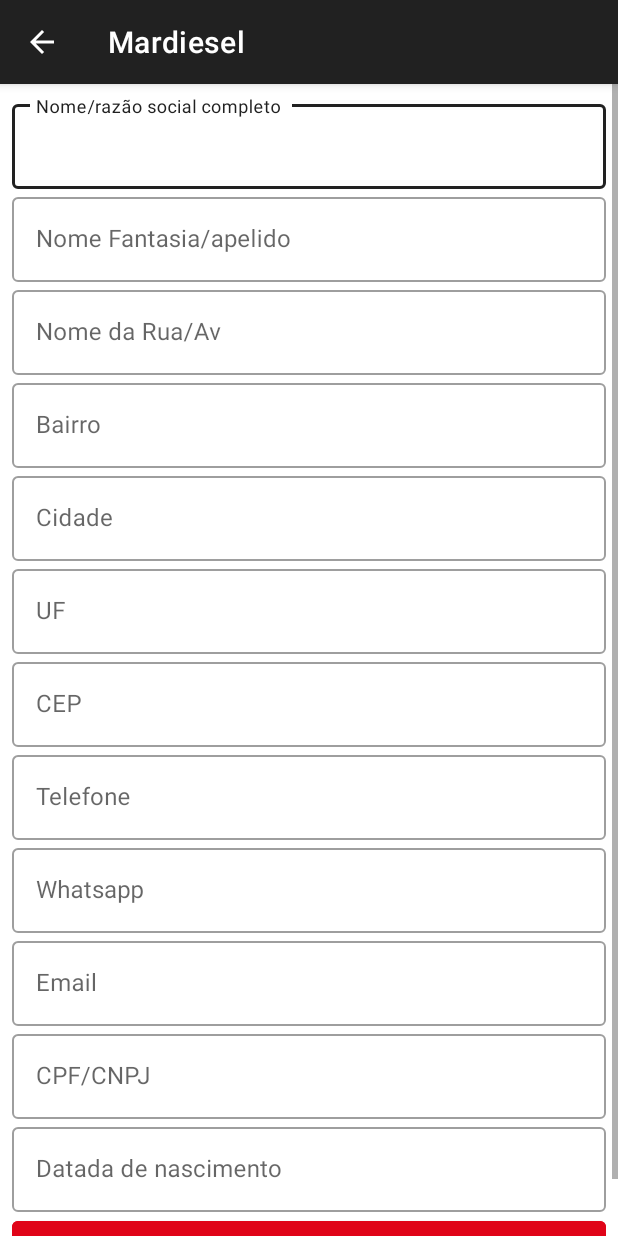
After one commit to gustavodias24/MariosCar, an Android app: the EditarClienteActivity screen opened directly, with no data from a screen before it, on a phone screen of 412 x 824 dp. The commit adds this screen. Run offline under Robolectric (Android 15) with nearby library versions, the phone set to English and light mode, and no system bars; our stand-ins replace Firebase (no records; nobody signed in at launch, a user with empty details on screens opened directly); 1 statement that could not run was skipped.

Commit message:
Editar e excluir cliente

```diff
--- /dev/null
+++ b/app/src/main/java/benicio/soluces/marioscar/EditarClienteActivity.java
@@ -0,0 +1,94 @@
+package benicio.soluces.marioscar;
+
+import androidx.annotation.NonNull;
+import androidx.appcompat.app.AppCompatActivity;
+import androidx.appcompat.app.AppCompatDelegate;
+
+import android.os.Bundle;
+import android.view.MenuItem;
+import android.widget.Toast;
+
+import com.google.android.gms.tasks.OnCompleteListener;
+import com.google.android.gms.tasks.Task;
+import com.google.firebase.database.DatabaseReference;
+import com.google.firebase.database.FirebaseDatabase;
+
+import benicio.soluces.marioscar.databinding.ActivityEditarClienteBinding;
+import benicio.soluces.marioscar.model.UsuarioModel;
+import benicio.soluces.marioscar.utils.DatabaseUtils;
+
+public class EditarClienteActivity extends AppCompatActivity {
+
+    private ActivityEditarClienteBinding mainBinding;
+    private DatabaseReference refClientes = FirebaseDatabase.getInstance().getReference().getRef().child(DatabaseUtils.CLIENTES_DB);
+    private Bundle b;
+
+    private UsuarioModel usuarioModel;
+    @Override
+    protected void onCreate(Bundle savedInstanceState) {
+        super.onCreate(savedInstanceState);
+        mainBinding = ActivityEditarClienteBinding.inflate(getLayoutInflater());
+        setContentView(mainBinding.getRoot());
+        AppCompatDelegate.setDefaultNightMode(AppCompatDelegate.MODE_NIGHT_NO);
+        getSupportActionBar().setDisplayShowHomeEnabled(true);
+        getSupportActionBar().setDisplayHomeAsUpEnabled(true);
+
+        b = getIntent().getExtras();
+
+
+        refClientes.child(b.getString("id", "")).get().addOnCompleteListener( taks -> {
+            if ( taks.isSuccessful() ){
+                usuarioModel = taks.getResult().getValue(UsuarioModel.class);
+
+                getSupportActionBar().setTitle("Editar "+ usuarioModel.getNome());
+
+                mainBinding.nomeField.getEditText().setText(usuarioModel.getNome());
+                mainBinding.nomeFantasiaField.getEditText().setText(usuarioModel.getNome2());
+                mainBinding.ruaField.getEditText().setText(usuarioModel.getRua());
+                mainBinding.bairroField.getEditText().setText(usuarioModel.getBairro());
+                mainBinding.cidadeField.getEditText().setText(usuarioModel.getCidade());
+                mainBinding.ufField.getEditText().setText(usuarioModel.getUf());
+                mainBinding.cepField.getEditText().setText(usuarioModel.getCep());
+                mainBinding.telefoneField.getEditText().setText(usuarioModel.getTelefone());
+                mainBinding.whatsappField.getEditText().setText(usuarioModel.getWhatsapp());
+                mainBinding.emailField.getEditText().setText(usuarioModel.getEmail());
+                mainBinding.documentoField.getEditText().setText(usuarioModel.getDocumento());
+                mainBinding.dataNascimentoField.getEditText().setText(usuarioModel.getData());
+
+            }else{
+                Toast.makeText(this, "Erro de conexão!", Toast.LENGTH_SHORT).show();
+            }
+        });
+
+        mainBinding.editar.setOnClickListener( view -> {
+
+            usuarioModel.setNome(mainBinding.nomeField.getEditText().getText().toString());
+            usuarioModel.setNome2(mainBinding.nomeFantasiaField.getEditText().getText().toString());
+            usuarioModel.setRua(mainBinding.ruaField.getEditText().getText().toString());
+            usuarioModel.setBairro(mainBinding.bairroField.getEditText().getText().toString());
+            usuarioModel.setCidade(mainBinding.cidadeField.getEditText().getText().toString());
+            usuarioModel.setUf(mainBinding.ufField.getEditText().getText().toString());
+            usuarioModel.setCep(mainBinding.cepField.getEditText().getText().toString());
+            usuarioModel.setTelefone(mainBinding.telefoneField.getEditText().getText().toString());
+            usuarioModel.setWhatsapp(mainBinding.whatsappField.getEditText().getText().toString());
+            usuarioModel.setEmail(mainBinding.emailField.getEditText().getText().toString());
+            usuarioModel.setDocumento(mainBinding.documentoField.getEditText().getText().toString());
+            usuarioModel.setData(mainBinding.dataNascimentoField.getEditText().getText().toString());
+
+            refClientes.child(b.getString("id", "")).setValue(usuarioModel).addOnCompleteListener(task -> {
+                if ( task.isSuccessful()){
+                    Toast.makeText(this, "Editado com sucesso!", Toast.LENGTH_SHORT).show();
+                    finish();
+                }
+            });
+        });
+
+
+    }
+
+    @Override
+    public boolean onOptionsItemSelected(@NonNull MenuItem item) {
+        if ( item.getItemId() == android.R.id.home){finish();}
+        return super.onOptionsItemSelected(item);
+    }
+}
--- /dev/null
+++ b/app/src/main/res/layout/activity_editar_cliente.xml
@@ -0,0 +1,184 @@
+<?xml version="1.0" encoding="utf-8"?>
+<ScrollView
+    xmlns:android="http://schemas.android.com/apk/res/android"
+    xmlns:app="http://schemas.android.com/apk/res-auto"
+    xmlns:tools="http://schemas.android.com/tools"
+    android:layout_height="match_parent"
+    android:layout_width="match_parent"
+    android:fillViewport="true"
+    >
+
+    <LinearLayout
+        android:layout_width="match_parent"
+        android:layout_height="wrap_content"
+        android:orientation="vertical"
+        android:padding="8dp"
+        tools:context=".EditarClienteActivity">
+
+
+
+        <com.google.android.material.textfield.TextInputLayout
+            android:id="@+id/nome_field"
+            style="@style/Widget.MaterialComponents.TextInputLayout.OutlinedBox"
+            android:layout_width="match_parent"
+            android:layout_height="wrap_content"
+            android:hint="Nome/razão social completo ">
+
+            <com.google.android.material.textfield.TextInputEditText
+                android:layout_width="match_parent"
+                android:layout_height="wrap_content" />
+
+        </com.google.android.material.textfield.TextInputLayout>
+
+        <com.google.android.material.textfield.TextInputLayout
+            android:id="@+id/nome_fantasia_field"
+            style="@style/Widget.MaterialComponents.TextInputLayout.OutlinedBox"
+            android:layout_width="match_parent"
+            android:layout_height="wrap_content"
+            android:hint="Nome Fantasia/apelido">
+
+            <com.google.android.material.textfield.TextInputEditText
+                android:layout_width="match_parent"
+                android:layout_height="wrap_content" />
+
+        </com.google.android.material.textfield.TextInputLayout>
+        <com.google.android.material.textfield.TextInputLayout
+            android:id="@+id/rua_field"
+            style="@style/Widget.MaterialComponents.TextInputLayout.OutlinedBox"
+            android:layout_width="match_parent"
+            android:layout_height="wrap_content"
+            android:hint="Nome da Rua/Av">
+
+            <com.google.android.material.textfield.TextInputEditText
+                android:layout_width="match_parent"
+                android:layout_height="wrap_content" />
+
+        </com.google.android.material.textfield.TextInputLayout>
+        <com.google.android.material.textfield.TextInputLayout
+            android:id="@+id/bairro_field"
+            style="@style/Widget.MaterialComponents.TextInputLayout.OutlinedBox"
+            android:layout_width="match_parent"
+            android:layout_height="wrap_content"
+            android:hint="Bairro">
+
+            <com.google.android.material.textfield.TextInputEditText
+                android:layout_width="match_parent"
+                android:layout_height="wrap_content" />
+
+        </com.google.android.material.textfield.TextInputLayout>
+        <com.google.android.material.textfield.TextInputLayout
+            android:id="@+id/cidade_field"
+            style="@style/Widget.MaterialComponents.TextInputLayout.OutlinedBox"
+            android:layout_width="match_parent"
+            android:layout_height="wrap_content"
+            android:hint="Cidade">
+
+            <com.google.android.material.textfield.TextInputEditText
+                android:layout_width="match_parent"
+                android:layout_height="wrap_content" />
+
+        </com.google.android.material.textfield.TextInputLayout>
+        <com.google.android.material.textfield.TextInputLayout
+            android:id="@+id/uf_field"
+            style="@style/Widget.MaterialComponents.TextInputLayout.OutlinedBox"
+            android:layout_width="match_parent"
+            android:layout_height="wrap_content"
+            android:hint="UF">
+
+            <com.google.android.material.textfield.TextInputEditText
+                android:layout_width="match_parent"
+                android:layout_height="wrap_content" />
+
+        </com.google.android.material.textfield.TextInputLayout>
+        <com.google.android.material.textfield.TextInputLayout
+            android:id="@+id/cep_field"
+            style="@style/Widget.MaterialComponents.TextInputLayout.OutlinedBox"
+            android:layout_width="match_parent"
+            android:layout_height="wrap_content"
+            android:hint="CEP">
+
+            <com.google.android.material.textfield.TextInputEditText
+                android:layout_width="match_parent"
+                android:layout_height="wrap_content"
+                android:inputType="number|numberDecimal" />
+
+        </com.google.android.material.textfield.TextInputLayout>
+        <com.google.android.material.textfield.TextInputLayout
+            android:id="@+id/telefone_field"
+            style="@style/Widget.MaterialComponents.TextInputLayout.OutlinedBox"
+            android:layout_width="match_parent"
+            android:layout_height="wrap_content"
+            android:hint="Telefone">
+
+            <com.google.android.material.textfield.TextInputEditText
+                android:layout_width="match_parent"
+                android:layout_height="wrap_content"
+                android:inputType="phone" />
+
+        </com.google.android.material.textfield.TextInputLayout>
+        <com.google.android.material.textfield.TextInputLayout
+            android:id="@+id/whatsapp_field"
+            style="@style/Widget.MaterialComponents.TextInputLayout.OutlinedBox"
+            android:layout_width="match_parent"
+            android:layout_height="wrap_content"
+            android:hint="Whatsapp">
+
+            <com.google.android.material.textfield.TextInputEditText
+                android:layout_width="match_parent"
+                android:layout_height="wrap_content"
+                android:inputType="phone" />
+
+        </com.google.android.material.textfield.TextInputLayout>
+
+        <com.google.android.material.textfield.TextInputLayout
+            android:id="@+id/email_field"
+            style="@style/Widget.MaterialComponents.TextInputLayout.OutlinedBox"
+            android:layout_width="match_parent"
+            android:layout_height="wrap_content"
+            android:hint="Email">
+
+            <com.google.android.material.textfield.TextInputEditText
+                android:layout_width="match_parent"
+                android:layout_height="wrap_content"
+                android:autoLink="email" />
+
+        </com.google.android.material.textfield.TextInputLayout>
+
+        <com.google.android.material.textfield.TextInputLayout
+            android:id="@+id/documento_field"
+            style="@style/Widget.MaterialComponents.TextInputLayout.OutlinedBox"
+            android:layout_width="match_parent"
+            android:layout_height="wrap_content"
+            android:hint="CPF/CNPJ">
+
+            <com.google.android.material.textfield.TextInputEditText
+                android:layout_width="match_parent"
+                android:layout_height="wrap_content"
+                android:inputType="number|numberDecimal" />
+
+        </com.google.android.material.textfield.TextInputLayout>
+
+        <com.google.android.material.textfield.TextInputLayout
+            android:id="@+id/data_nascimento_field"
+            style="@style/Widget.MaterialComponents.TextInputLayout.OutlinedBox"
+            android:layout_width="match_parent"
+            android:layout_height="wrap_content"
+            android:hint="Datada de nascimento">
+
+            <com.google.android.material.textfield.TextInputEditText
+                android:layout_width="match_parent"
+                android:layout_height="wrap_content"
+                android:inputType="datetime" />
+
+        </com.google.android.material.textfield.TextInputLayout>
+
+        <Button
+            android:id="@+id/editar"
+            android:layout_width="match_parent"
+            android:layout_height="wrap_content"
+            android:backgroundTint="@color/red"
+            android:text="editar"
+            android:textColor="#F8F8F8" />
+
+    </LinearLayout>
+</ScrollView>
```
Also changed, not shown: app/src/main/AndroidManifest.xml (+9 -8 lines), app/src/main/java/benicio/soluces/marioscar/adapters/AdapterCliente.java (+30 -0 lines), app/src/main/res/layout/exibir_clientes.xml (+28 -1 lines).
